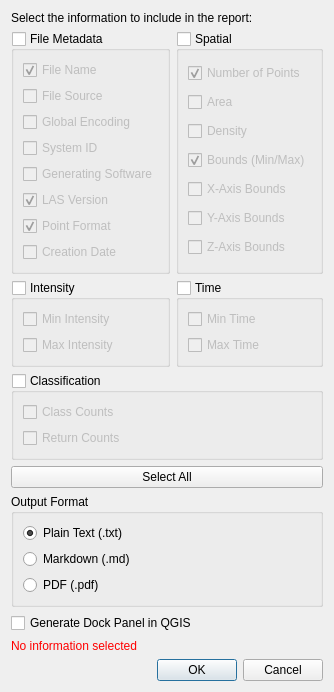
Old version of the form tools_suite/report_generation/report_form.ui in the repository Skoolzon3/MyLiDAR.
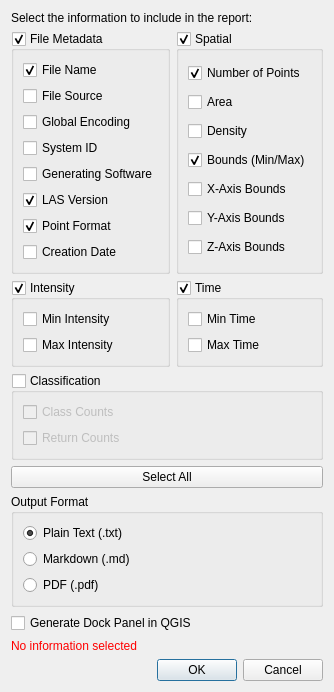
New version of the form.

The edit to the form file:
```diff
--- a/tools_suite/report_generation/report_form.ui
+++ b/tools_suite/report_generation/report_form.ui
@@ -26,7 +26,7 @@
                                 <bool>true</bool>
                             </property>
                             <property name="checked">
-                                <bool>false</bool>
+                                <bool>true</bool>
                             </property>
                             <layout class="QVBoxLayout" name="verticalLayoutFileMetadata">
                                 <item>
@@ -131,7 +131,7 @@
                                 <bool>true</bool>
                             </property>
                             <property name="checked">
-                                <bool>false</bool>
+                                <bool>true</bool>
                             </property>
                             <layout class="QVBoxLayout" name="verticalLayoutSpatial">
                                 <item>
@@ -232,7 +232,7 @@
                                 <bool>true</bool>
                             </property>
                             <property name="checked">
-                                <bool>false</bool>
+                                <bool>true</bool>
                             </property>
                             <layout class="QVBoxLayout" name="verticalLayoutIntensity">
                                 <item>
@@ -268,7 +268,7 @@
                                 <bool>true</bool>
                             </property>
                             <property name="checked">
-                                <bool>false</bool>
+                                <bool>true</bool>
                             </property>
                             <layout class="QVBoxLayout" name="verticalLayoutTime">
                                 <item>
```
